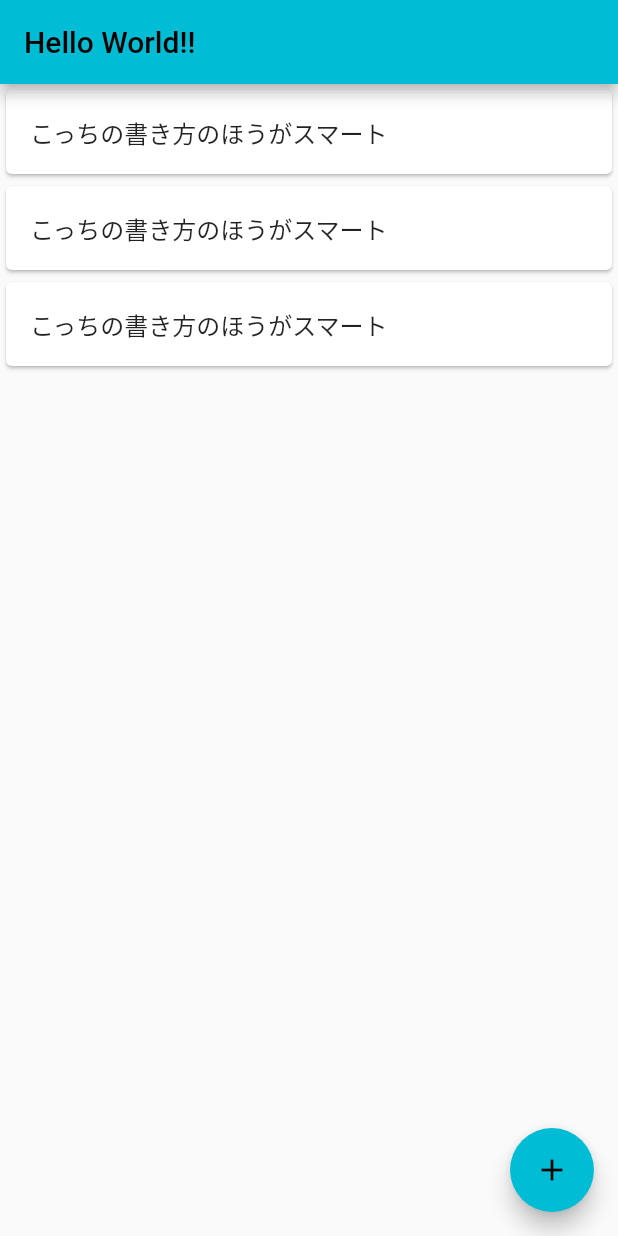
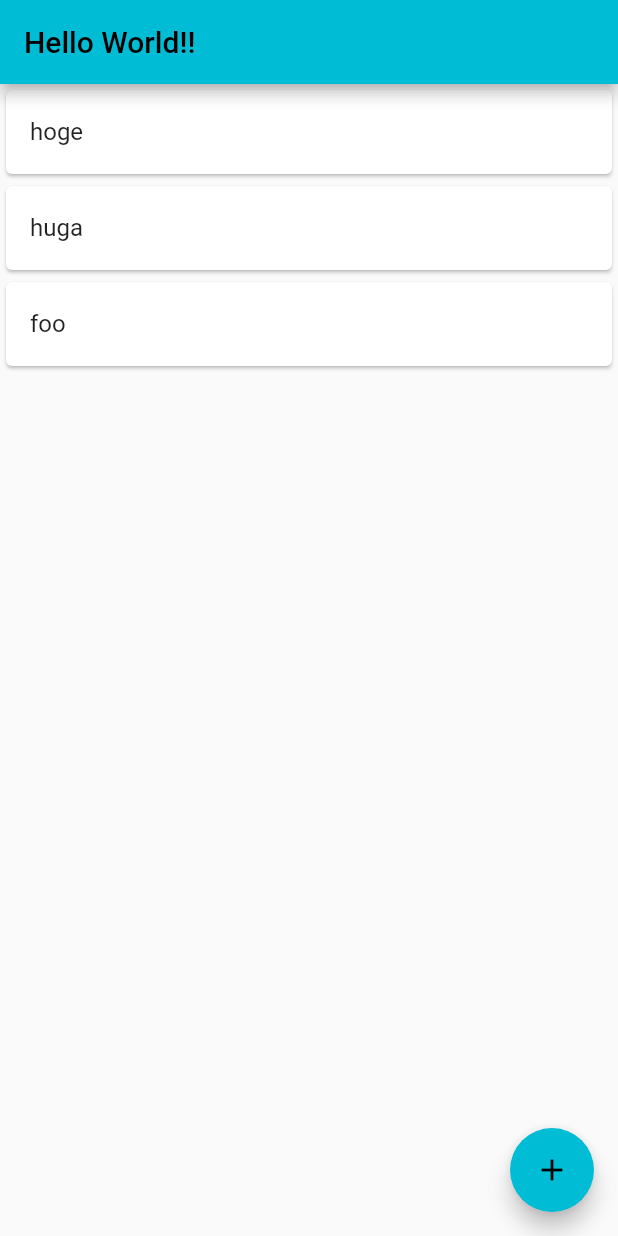
Before and after one commit to takao-h/flutter_sample, a Flutter app: the screen it shows after launch, after a tap on the "add" icon, on a phone screen of 412 x 824 dp. Run offline on Flutter 3.47's test engine with Material 2 defaults, Android fonts, the phone set to English and light mode, and no system bars.

Commit message:
リストの要素数だけCardを作成する

```diff
--- a/flutter_hands_on/lib/my_home_page.dart
+++ b/flutter_hands_on/lib/my_home_page.dart
@@ -10,8 +10,11 @@ class MyHomePage extends StatefulWidget {
 }
 
 class _MyHomePageState extends State<MyHomePage> {
-  int _counter = 0;
-
+  final List<String> _todoItems = [
+    "hoge"
+    , "huga"
+    , "foo"
+  ];
   void _incrementCounter() {
     setState(() {
       // This call to setState tells the Flutter framework that something has
@@ -19,7 +22,7 @@ class _MyHomePageState extends State<MyHomePage> {
       // so that the display can reflect the updated values. If we changed
       // _counter without calling setState(), then the build method would not be
       // called again, and so nothing would appear to happen.
-      _counter++;
+      // _counter++;
     });
   }
 
@@ -37,31 +40,12 @@ class _MyHomePageState extends State<MyHomePage> {
         // the App.build method, and use it to set our appbar title.
         title: Text(widget.title),
       ),
-      // body: ListView(
-      //   children: const [
-      //     Card(
-      //       child: ListTile(
-      //         title: Text("リストビューサンプル1"),
-      //       ),
-      //     ),
-      //      Card(
-      //       child: ListTile(
-      //         title: Text("リストビューサンプル2"),
-      //       ),
-      //     ),
-      //      Card(
-      //       child: ListTile(
-      //         title: Text("リストビューサンプル3"),
-      //       ),
-      //     )
-      //   ]
-      // )
       body: ListView.builder(
-          itemCount: 3,
+          itemCount: _todoItems.length,
           itemBuilder: (BuildContext context, int index) {
-            return const Card(
+            return Card(
               child: ListTile(
-                title: Text("こっちの書き方のほうがスマート"),
+                title: Text(_todoItems[index]),
               ),
             );
           }),
```
